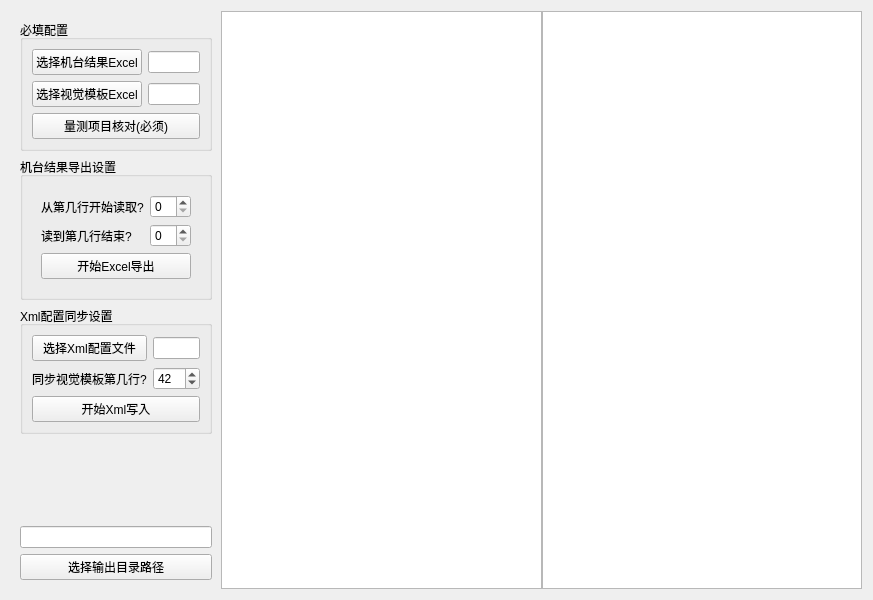
Qt form Widget.ui (liangtie/ExcelXmlOperationExample) before a commit.
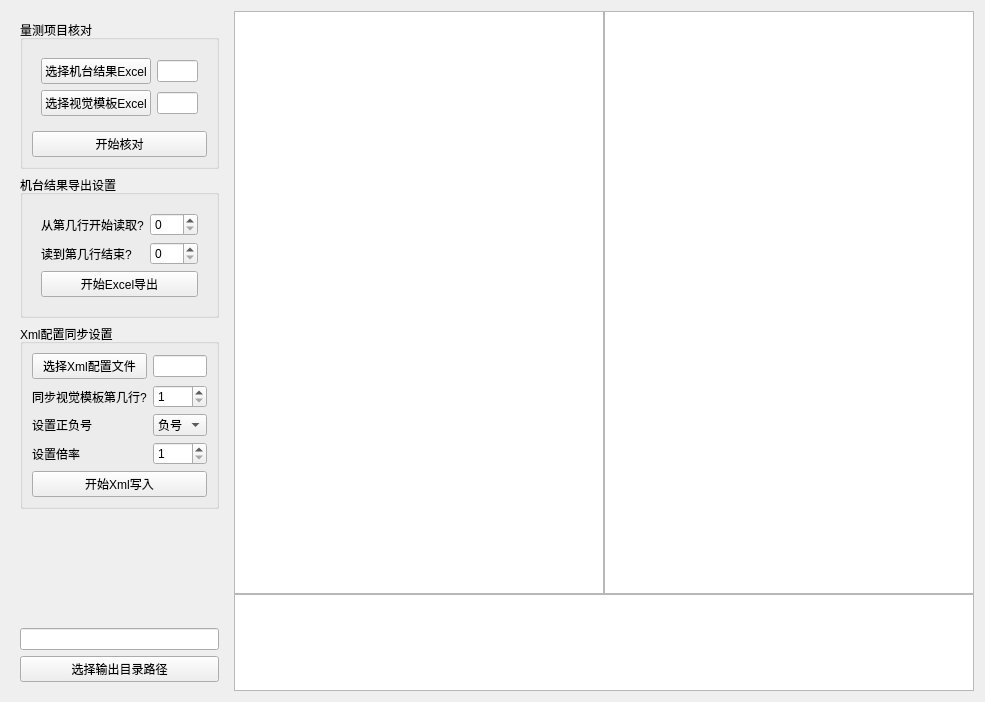
The same form after that commit.

```diff
--- a/Widget.ui
+++ b/Widget.ui
@@ -6,54 +6,57 @@
    <rect>
     <x>0</x>
     <y>0</y>
-    <width>873</width>
-    <height>600</height>
+    <width>985</width>
+    <height>702</height>
    </rect>
   </property>
   <property name="windowTitle">
    <string>Widget</string>
   </property>
-  <layout class="QHBoxLayout" name="layMain" stretch="1,2,2">
-   <property name="spacing">
-    <number>0</number>
-   </property>
+  <layout class="QHBoxLayout" name="horizontalLayout_2" stretch="1,4">
    <item>
     <widget class="QWidget" name="widgetLeft" native="true">
      <layout class="QVBoxLayout" name="verticalLayout_4">
       <item>
        <widget class="QGroupBox" name="boxOutPut">
         <property name="title">
-         <string>必填配置</string>
+         <string>量测项目核对</string>
         </property>
         <layout class="QVBoxLayout" name="verticalLayout">
          <item>
-          <layout class="QGridLayout" name="gridLayout_2">
-           <item row="0" column="0">
-            <widget class="QPushButton" name="btnRead">
-             <property name="text">
-              <string>选择机台结果Excel</string>
-             </property>
-            </widget>
-           </item>
-           <item row="0" column="1">
-            <widget class="QLineEdit" name="editRead"/>
-           </item>
-           <item row="1" column="0">
-            <widget class="QPushButton" name="btnTempletePath">
-             <property name="text">
-              <string>选择视觉模板Excel</string>
-             </property>
-            </widget>
-           </item>
-           <item row="1" column="1">
-            <widget class="QLineEdit" name="editTempletePath"/>
-           </item>
-          </layout>
+          <widget class="QFrame" name="framCheckItem">
+           <layout class="QHBoxLayout" name="layCheckItem">
+            <item>
+             <layout class="QGridLayout" name="gridLayout_2">
+              <item row="1" column="1">
+               <widget class="QLineEdit" name="editTempletePath"/>
+              </item>
+              <item row="1" column="0">
+               <widget class="QPushButton" name="btnTempletePath">
+                <property name="text">
+                 <string>选择视觉模板Excel</string>
+                </property>
+               </widget>
+              </item>
+              <item row="0" column="1">
+               <widget class="QLineEdit" name="editRead"/>
+              </item>
+              <item row="0" column="0">
+               <widget class="QPushButton" name="btnRead">
+                <property name="text">
+                 <string>选择机台结果Excel</string>
+                </property>
+               </widget>
+              </item>
+             </layout>
+            </item>
+           </layout>
+          </widget>
          </item>
          <item>
           <widget class="QPushButton" name="btnConfirm">
            <property name="text">
-            <string>量测项目核对(必须)</string>
+            <string>开始核对</string>
            </property>
           </widget>
          </item>
@@ -134,13 +137,54 @@
         <layout class="QVBoxLayout" name="verticalLayout_5">
          <item>
           <layout class="QGridLayout" name="gridLayout_3">
+           <item row="0" column="0">
+            <widget class="QPushButton" name="btnXmlPath">
+             <property name="text">
+              <string>选择Xml配置文件</string>
+             </property>
+            </widget>
+           </item>
+           <item row="0" column="1">
+            <widget class="QLineEdit" name="editXmlPath"/>
+           </item>
+           <item row="4" column="0">
+            <widget class="QLabel" name="label_2">
+             <property name="text">
+              <string>设置倍率</string>
+             </property>
+            </widget>
+           </item>
+           <item row="3" column="1">
+            <widget class="QComboBox" name="cmbSymbol">
+             <item>
+              <property name="text">
+               <string>负号</string>
+              </property>
+             </item>
+             <item>
+              <property name="text">
+               <string>正号</string>
+              </property>
+             </item>
+            </widget>
+           </item>
+           <item row="3" column="0">
+            <widget class="QLabel" name="label">
+             <property name="text">
+              <string>设置正负号</string>
+             </property>
+            </widget>
+           </item>
            <item row="1" column="1">
             <widget class="QSpinBox" name="spinRowReadTemp">
+             <property name="minimum">
+              <number>1</number>
+             </property>
              <property name="maximum">
-              <number>120</number>
+              <number>9999</number>
              </property>
              <property name="value">
-              <number>42</number>
+              <number>1</number>
              </property>
             </widget>
            </item>
@@ -151,13 +195,13 @@
              </property>
             </widget>
            </item>
-           <item row="0" column="1">
-            <widget class="QLineEdit" name="editXmlPath"/>
-           </item>
-           <item row="0" column="0">
-            <widget class="QPushButton" name="btnXmlPath">
-             <property name="text">
-              <string>选择Xml配置文件</string>
+           <item row="4" column="1">
+            <widget class="QSpinBox" name="spinRate">
+             <property name="minimum">
+              <number>1</number>
+             </property>
+             <property name="maximum">
+              <number>9999</number>
              </property>
             </widget>
            </item>
@@ -198,6 +242,37 @@
         </property>
        </spacer>
       </item>
+      <item>
+       <widget class="QLabel" name="lableInfor">
+        <property name="font">
+         <font>
+          <pointsize>14</pointsize>
+         </font>
+        </property>
+        <property name="text">
+         <string>&lt;html&gt;&lt;head/&gt;&lt;body&gt;&lt;p&gt;&lt;br/&gt;&lt;/p&gt;&lt;/body&gt;&lt;/html&gt;</string>
+        </property>
+        <property name="textFormat">
+         <enum>Qt::RichText</enum>
+        </property>
+        <property name="alignment">
+         <set>Qt::AlignCenter</set>
+        </property>
+       </widget>
+      </item>
+      <item>
+       <spacer name="verticalSpacer">
+        <property name="orientation">
+         <enum>Qt::Vertical</enum>
+        </property>
+        <property name="sizeHint" stdset="0">
+         <size>
+          <width>20</width>
+          <height>40</height>
+         </size>
+        </property>
+       </spacer>
+      </item>
       <item>
        <widget class="QLineEdit" name="editWrite"/>
       </item>
@@ -212,10 +287,45 @@
     </widget>
    </item>
    <item>
-    <widget class="QTableView" name="tableView"/>
-   </item>
-   <item>
-    <widget class="QTreeView" name="treeView"/>
+    <layout class="QVBoxLayout" name="verticalLayout_6" stretch="6,1">
+     <property name="spacing">
+      <number>0</number>
+     </property>
+     <item>
+      <widget class="QWidget" name="widgetView" native="true">
+       <layout class="QHBoxLayout" name="horizontalLayout">
+        <property name="spacing">
+         <number>0</number>
+        </property>
+        <property name="leftMargin">
+         <number>0</number>
+        </property>
+        <property name="topMargin">
+         <number>0</number>
+        </property>
+        <property name="rightMargin">
+         <number>0</number>
+        </property>
+        <property name="bottomMargin">
+         <number>0</number>
+        </property>
+        <item>
+         <widget class="QTableView" name="tableView"/>
+        </item>
+        <item>
+         <widget class="QTreeView" name="treeView"/>
+        </item>
+       </layout>
+      </widget>
+     </item>
+     <item>
+      <widget class="QTextEdit" name="textEdit">
+       <property name="readOnly">
+        <bool>true</bool>
+       </property>
+      </widget>
+     </item>
+    </layout>
    </item>
   </layout>
  </widget>
```
